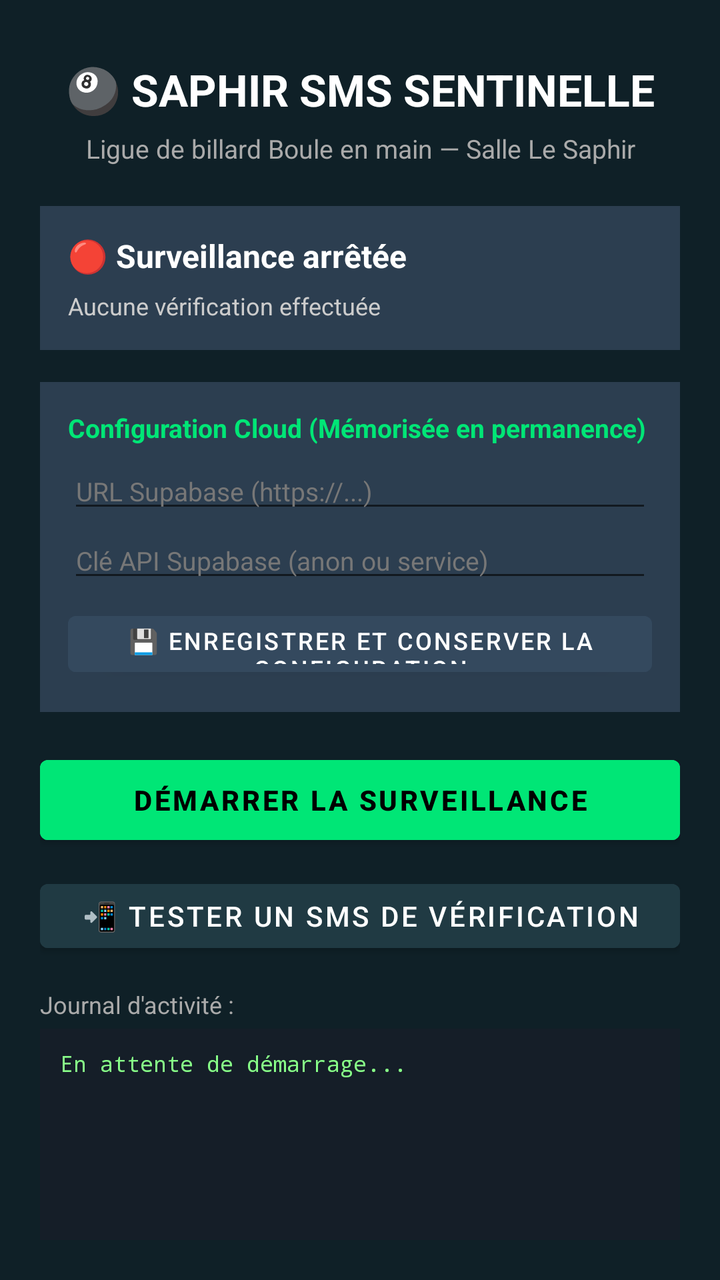
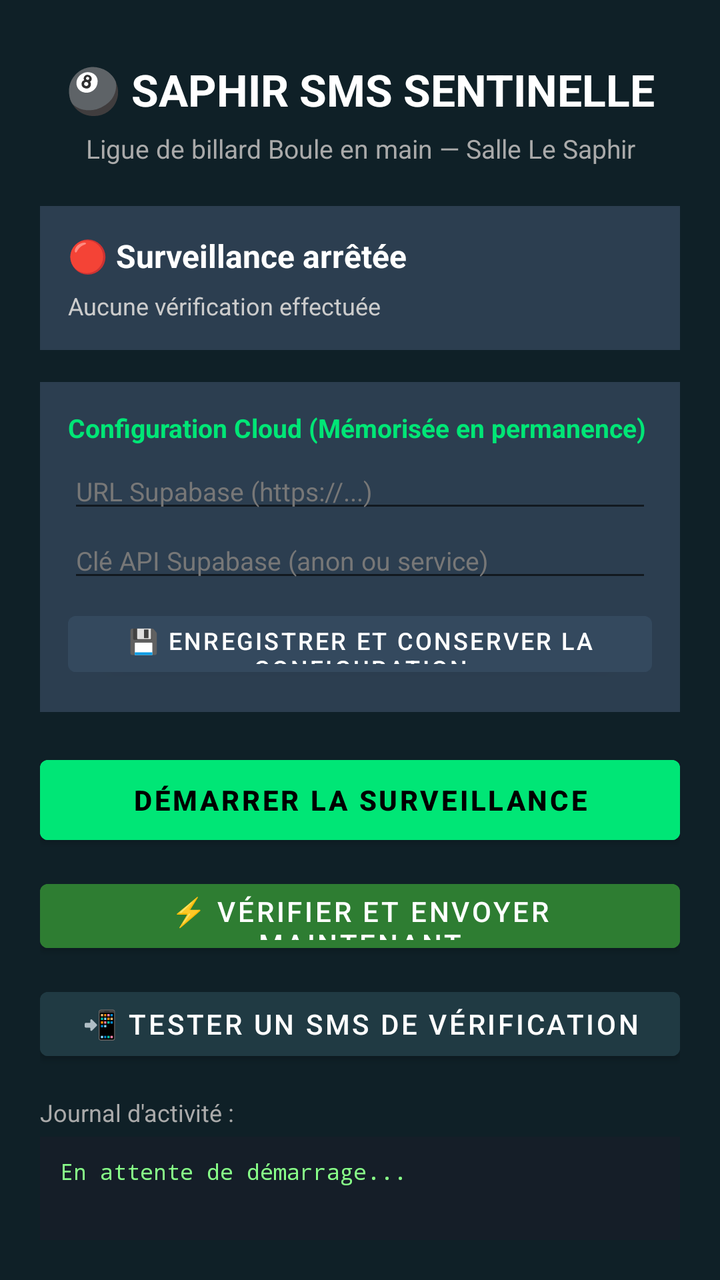

An Android layout rendered at two revisions. The XML below is the earlier revision; the diff shows what the commit changed to produce the second picture.
<!-- AndroidManifest.xml: application theme Theme.SaphirSMS -->
<!-- res/layout/activity_main.xml -->
<?xml version="1.0" encoding="utf-8"?>
<LinearLayout xmlns:android="http://schemas.android.com/apk/res/android"
    android:layout_width="match_parent"
    android:layout_height="match_parent"
    android:orientation="vertical"
    android:background="@color/saphir_blue"
    android:padding="20dp">

    <TextView
        android:layout_width="match_parent"
        android:layout_height="wrap_content"
        android:text="🎱 SAPHIR SMS SENTINELLE"
        android:textColor="@color/white"
        android:textSize="22sp"
        android:textStyle="bold"
        android:gravity="center"
        android:layout_marginTop="10dp"
        android:layout_marginBottom="6dp"/>

    <TextView
        android:layout_width="match_parent"
        android:layout_height="wrap_content"
        android:text="Ligue de billard Boule en main — Salle Le Saphir"
        android:textColor="#AAAAAA"
        android:textSize="13sp"
        android:gravity="center"
        android:layout_marginBottom="20dp"/>

    
    <LinearLayout
        android:layout_width="match_parent"
        android:layout_height="wrap_content"
        android:orientation="vertical"
        android:background="@color/saphir_card"
        android:padding="14dp"
        android:layout_marginBottom="16dp">

        <TextView
            android:id="@+id/tv_status"
            android:layout_width="match_parent"
            android:layout_height="wrap_content"
            android:text="🔴 Surveillance arrêtée"
            android:textColor="@color/white"
            android:textSize="16sp"
            android:textStyle="bold"/>

        <TextView
            android:id="@+id/tv_last_check"
            android:layout_width="match_parent"
            android:layout_height="wrap_content"
            android:text="Aucune vérification effectuée"
            android:textColor="#CCCCCC"
            android:textSize="12sp"
            android:layout_marginTop="6dp"/>
    </LinearLayout>

    
    <LinearLayout
        android:layout_width="match_parent"
        android:layout_height="wrap_content"
        android:orientation="vertical"
        android:background="@color/saphir_card"
        android:padding="14dp"
        android:layout_marginBottom="18dp">

        <TextView
            android:layout_width="match_parent"
            android:layout_height="wrap_content"
            android:text="Configuration Cloud (Mémorisée en permanence)"
            android:textColor="@color/saphir_accent"
            android:textSize="13sp"
            android:textStyle="bold"
            android:layout_marginBottom="4dp"/>

        <EditText
            android:id="@+id/et_supabase_url"
            android:layout_width="match_parent"
            android:layout_height="wrap_content"
            android:hint="URL Supabase (https://...)"
            android:textColor="@color/white"
            android:textColorHint="#777777"
            android:textSize="13sp"/>

        <EditText
            android:id="@+id/et_supabase_key"
            android:layout_width="match_parent"
            android:layout_height="wrap_content"
            android:hint="Clé API Supabase (anon ou service)"
            android:inputType="textPassword"
            android:textColor="@color/white"
            android:textColorHint="#777777"
            android:textSize="13sp"/>

        <Button
            android:id="@+id/btn_save_config"
            android:layout_width="match_parent"
            android:layout_height="40dp"
            android:text="💾 Enregistrer et conserver la configuration"
            android:textColor="@color/white"
            android:backgroundTint="#34495E"
            android:textSize="12sp"
            android:layout_marginTop="6dp"/>
    </LinearLayout>

    
    <Button
        android:id="@+id/btn_toggle_service"
        android:layout_width="match_parent"
        android:layout_height="52dp"
        android:text="DÉMARRER LA SURVEILLANCE"
        android:backgroundTint="@color/saphir_accent"
        android:textColor="@color/black"
        android:textStyle="bold"
        android:layout_marginBottom="10dp"/>

    <Button
        android:id="@+id/btn_test_sms"
        android:layout_width="match_parent"
        android:layout_height="44dp"
        android:text="📲 TESTER UN SMS DE VÉRIFICATION"
        android:textColor="@color/white"
        android:backgroundTint="@color/saphir_dark"
        android:layout_marginBottom="14dp"/>

    
    <TextView
        android:layout_width="match_parent"
        android:layout_height="wrap_content"
        android:text="Journal d'activité :"
        android:textColor="#AAAAAA"
        android:textSize="12sp"
        android:layout_marginBottom="4dp"/>

    <ScrollView
        android:layout_width="match_parent"
        android:layout_height="0dp"
        android:layout_weight="1"
        android:background="#151E28"
        android:padding="10dp">

        <TextView
            android:id="@+id/tv_logs"
            android:layout_width="match_parent"
            android:layout_height="wrap_content"
            android:text="En attente de démarrage..."
            android:textColor="#88FF88"
            android:textSize="11sp"
            android:fontFamily="monospace"/>
    </ScrollView>

</LinearLayout>
<!-- resources referenced by this layout -->
<resources>
  <color name="black">#FF000000</color>
  <color name="saphir_accent">#00E676</color>
  <color name="saphir_blue">#0F2027</color>
  <color name="saphir_card">#2C3E50</color>
  <color name="saphir_dark">#203A43</color>
  <color name="white">#FFFFFFFF</color>
  <style name="Theme.SaphirSMS" parent="Theme.MaterialComponents.DayNight.NoActionBar">
          <item name="colorPrimary">@color/saphir_accent</item>
          <item name="colorPrimaryVariant">@color/saphir_dark</item>
          <item name="colorOnPrimary">@color/black</item>
          <item name="android:statusBarColor">@color/saphir_blue</item>
      </style>
</resources>

<!-- the commit's change to res/layout/activity_main.xml (unified diff, before → after) -->
@@ -114,6 +114,15 @@
         android:layout_marginBottom="10dp"/>
 
     <Button
+        android:id="@+id/btn_sync_now"
+        android:layout_width="match_parent"
+        android:layout_height="44dp"
+        android:text="⚡ VÉRIFIER ET ENVOYER MAINTENANT"
+        android:textColor="@color/white"
+        android:backgroundTint="#2E7D32"
+        android:layout_marginBottom="10dp"/>
+
+    <Button
         android:id="@+id/btn_test_sms"
         android:layout_width="match_parent"
         android:layout_height="44dp"
